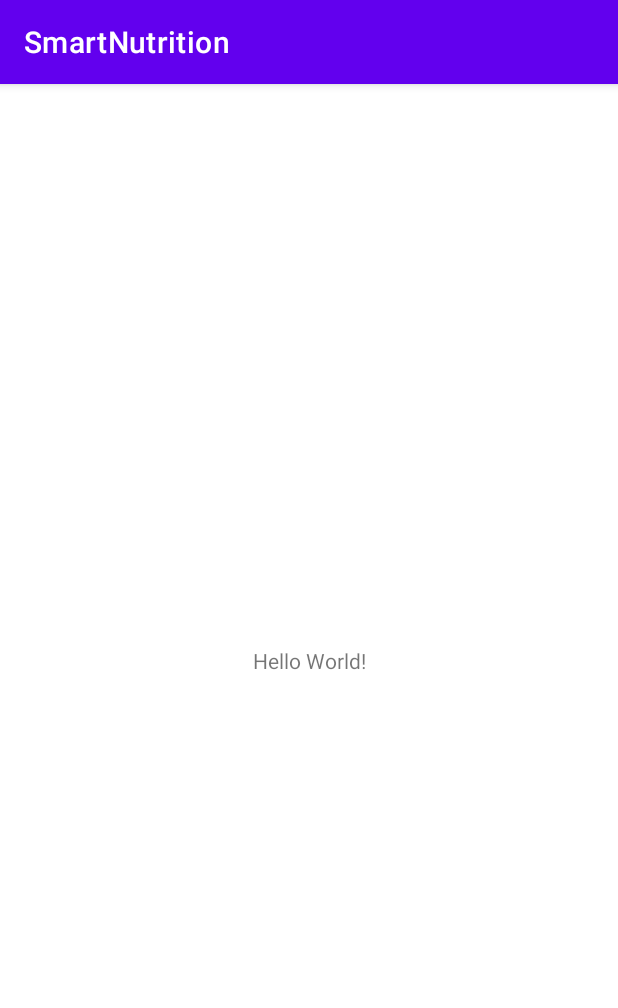
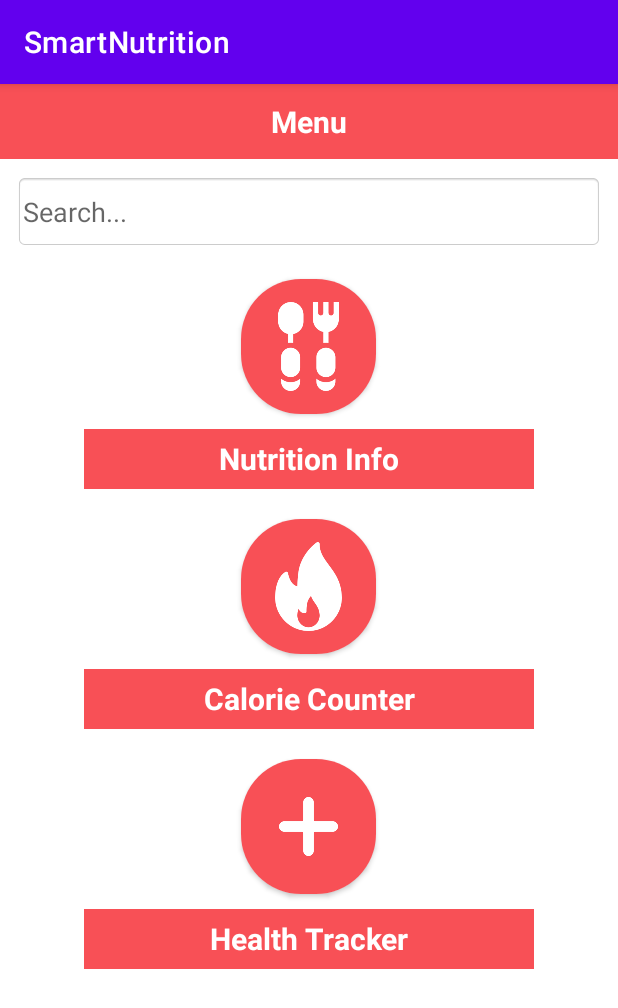
Before and after one commit to SmartNutrition11/smartnutrition, an Android app: the screen it shows after launch (MainActivity), on a phone screen of 412 x 824 dp. Shown: the top 1008 px of the screen. Run offline under Robolectric (Android 15) with nearby library versions, the phone set to English and light mode, and no system bars.

Commit message:
UI- added necessary images to make the UI work

```diff
--- /dev/null
+++ b/app/src/main/res/drawable/box.xml
@@ -0,0 +1,10 @@
+<?xml version="1.0" encoding="UTF-8"?>
+<shape xmlns:android="http://schemas.android.com/apk/res/android" android:id="@+id/listview_background_shape">
+    <stroke android:width="3dp" android:color="@color/themeColor" />
+    <padding android:left="2dp"
+        android:top="2dp"
+        android:right="2dp"
+        android:bottom="2dp" />
+    <corners android:radius="5dp" />
+    <solid android:color="#ffffffff" />
+</shape>
--- /dev/null
+++ b/app/src/main/res/drawable/circle.xml
@@ -0,0 +1,13 @@
+<?xml version="1.0" encoding="UTF-8"?>
+<shape xmlns:android="http://schemas.android.com/apk/res/android"
+    android:shape="oval"
+    android:id="@+id/listview_background_shape">
+    <stroke android:width="3dp"
+        android:color="@color/themeColor" />
+    <padding android:left="2dp"
+        android:top="2dp"
+        android:right="2dp"
+        android:bottom="2dp" />
+    <corners android:radius="5dp" />
+    <solid android:color="#ffffffff" />
+</shape>
--- a/app/src/main/res/layout/activity_main.xml
+++ b/app/src/main/res/layout/activity_main.xml
@@ -1,18 +1,130 @@
 <?xml version="1.0" encoding="utf-8"?>
-<androidx.constraintlayout.widget.ConstraintLayout xmlns:android="http://schemas.android.com/apk/res/android"
+<LinearLayout xmlns:android="http://schemas.android.com/apk/res/android"
     xmlns:app="http://schemas.android.com/apk/res-auto"
     xmlns:tools="http://schemas.android.com/tools"
     android:layout_width="match_parent"
     android:layout_height="match_parent"
+    android:orientation="vertical"
     tools:context=".MainActivity">
 
+
+
     <TextView
-        android:layout_width="wrap_content"
-        android:layout_height="wrap_content"
-        android:text="Hello World!"
-        app:layout_constraintBottom_toBottomOf="parent"
-        app:layout_constraintLeft_toLeftOf="parent"
-        app:layout_constraintRight_toRightOf="parent"
-        app:layout_constraintTop_toTopOf="parent" />
+        android:id="@+id/textView2"
+        android:layout_width="match_parent"
+        android:layout_height="50dp"
+        android:background="@color/themeColor"
+        android:textSize="20dp"
+        android:textStyle="bold"
+        android:textColor="@color/white"
+        android:gravity="center"
+        android:text="Menu" />
 
-</androidx.constraintlayout.widget.ConstraintLayout>
+
+    <EditText
+        android:layout_width="match_parent"
+        android:layout_height="50dp"
+        android:layout_margin="10dp"
+        android:hint="Search..."
+        android:padding="5dp"
+        android:background="@android:drawable/editbox_background_normal"
+
+        />
+
+    <androidx.cardview.widget.CardView
+        android:layout_width="90dp"
+        android:layout_height="90dp"
+        android:elevation="12dp"
+        android:layout_marginTop="10dp"
+        android:layout_marginBottom="10dp"
+        android:layout_gravity="center"
+        app:cardCornerRadius="40dp"
+        android:layout_centerHorizontal="true">
+        <ImageView
+            android:layout_height="90dp"
+            android:layout_width="match_parent"
+            android:id="@+id/imageView1"
+            android:padding="15dp"
+            android:background="@color/themeColor"
+            android:src="@drawable/spoon"
+            android:scaleType="centerCrop"/>
+    </androidx.cardview.widget.CardView>
+
+    <TextView
+        android:id="@+id/button1"
+        android:layout_width="300dp"
+        android:textSize="20dp"
+        android:layout_gravity="center"
+        android:textStyle="bold"
+        android:gravity="center"
+        android:background="@color/themeColor"
+        android:textColor="@color/white"
+        android:layout_height="40dp"
+        android:text="Nutrition Info" />
+
+
+    <androidx.cardview.widget.CardView
+        android:layout_width="90dp"
+        android:layout_height="90dp"
+        android:elevation="12dp"
+        android:layout_marginTop="20dp"
+        android:layout_marginBottom="10dp"
+        android:layout_gravity="center"
+        app:cardCornerRadius="40dp"
+        android:layout_centerHorizontal="true">
+
+        <ImageView
+            android:layout_width="match_parent"
+            android:layout_height="90dp"
+            android:background="@color/themeColor"
+            android:padding="15dp"
+            android:scaleType="centerCrop"
+            android:src="@drawable/fire" />
+    </androidx.cardview.widget.CardView>
+
+    <TextView
+        android:id="@+id/button2"
+        android:layout_width="300dp"
+        android:textSize="20dp"
+        android:layout_gravity="center"
+        android:textStyle="bold"
+        android:gravity="center"
+        android:background="@color/themeColor"
+        android:textColor="@color/white"
+        android:layout_height="40dp"
+        android:text="Calorie Counter" />
+
+
+    <androidx.cardview.widget.CardView
+        android:layout_width="90dp"
+        android:layout_height="90dp"
+        android:elevation="12dp"
+        android:layout_marginTop="20dp"
+        android:layout_marginBottom="10dp"
+        android:layout_gravity="center"
+        app:cardCornerRadius="40dp"
+        android:layout_centerHorizontal="true">
+
+        <ImageView
+            android:layout_width="match_parent"
+            android:layout_height="90dp"
+            android:background="@color/themeColor"
+            android:padding="25dp"
+            android:scaleType="centerCrop"
+            android:src="@drawable/add" />
+    </androidx.cardview.widget.CardView>
+
+    <TextView
+        android:id="@+id/button3"
+        android:layout_width="300dp"
+        android:textSize="20dp"
+        android:layout_gravity="center"
+        android:textStyle="bold"
+        android:gravity="center"
+        android:background="@color/themeColor"
+        android:textColor="@color/white"
+        android:layout_height="40dp"
+        android:text="Health Tracker" />
+
+
+</LinearLayout>
--- a/app/src/main/res/values/colors.xml
+++ b/app/src/main/res/values/colors.xml
@@ -7,4 +7,5 @@
     <color name="teal_700">#FF018786</color>
     <color name="black">#FF000000</color>
     <color name="white">#FFFFFFFF</color>
+    <color name="themeColor">#F85056</color>
 </resources>
```
Also changed, not shown: app/src/main/res/drawable/a.png (added), app/src/main/res/drawable/add.png (added), app/src/main/res/drawable/add_orange.png (added), app/src/main/res/drawable/b.png (added), app/src/main/res/drawable/carrot.png (added), app/src/main/res/drawable/fire.png (added), app/src/main/res/drawable/meat.png (added), app/src/main/res/drawable/spoon.png (added), app/src/main/res/drawable/sugar.png (added).
